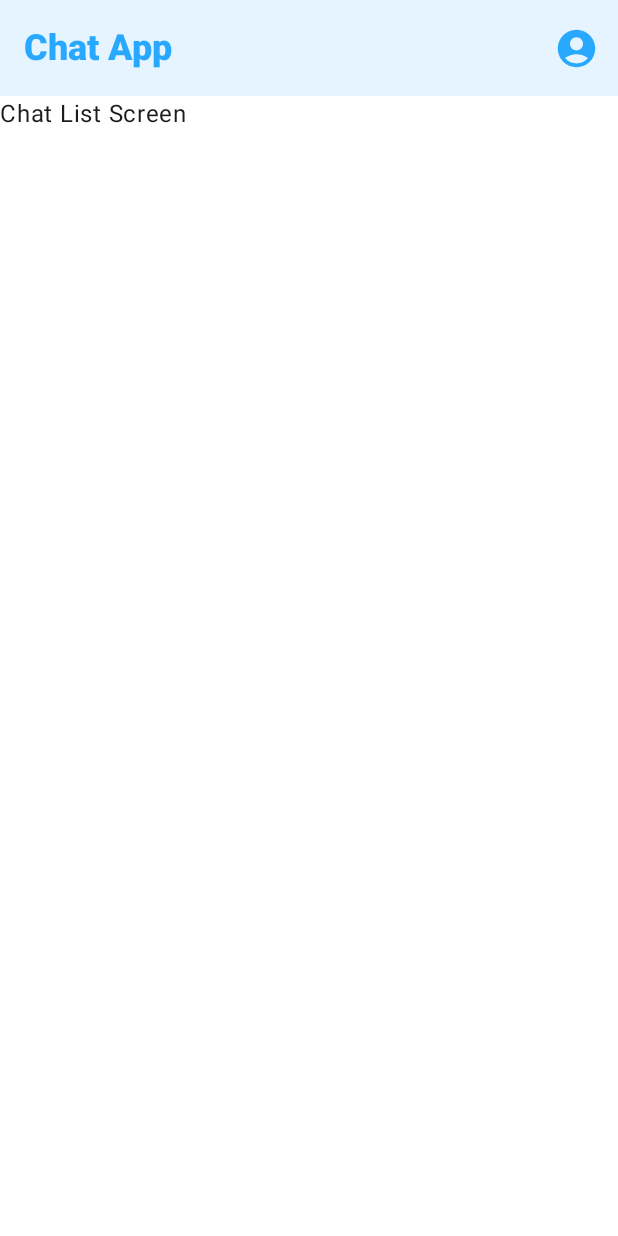
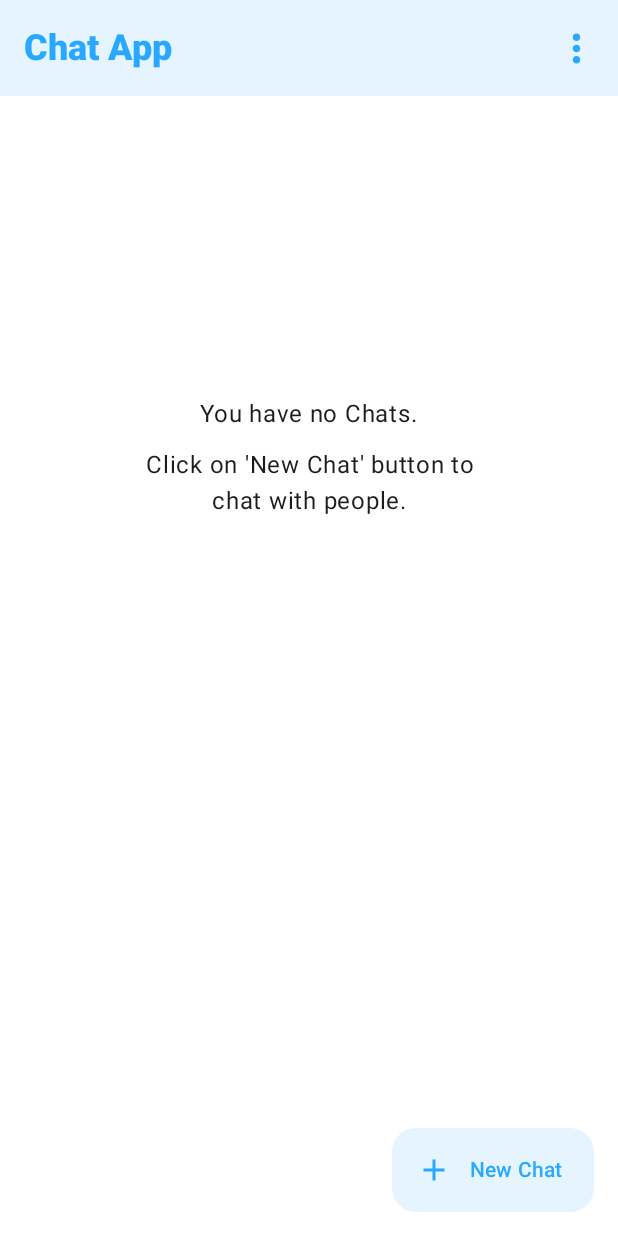
Before and after one commit to ayushpadlekar/Chat_App_Android, an Android app built with Jetpack Compose: the ChatListScreen screen opened through its navigation route, on a phone screen of 412 x 824 dp. Run offline under Robolectric (Android 15) with nearby library versions, the phone set to English and light mode, and no system bars; our stand-ins replace Firebase (no records; nobody signed in at launch, a user with empty details on screens opened directly).

Commit message:
-Authentication Signup now also includes Timestamp for storing user creation time in Firestore. -Added Fab icon in ChatListScreen to navigate to UserSearch Screen. -Added reusable components to 'components' package like- EmailField, PassField, CircularLoading, NewChatFab, NoChatsUi. -Added 'SearchUserScreen' with Material Search-Bar for searching users. -Updated 'Navigation' to include 'newchat' route for 'SearchUserScreen'.

```diff
--- a/app/src/main/java/com/ayushxp/chatapp/ui/Navigation.kt
+++ b/app/src/main/java/com/ayushxp/chatapp/ui/Navigation.kt
@@ -6,6 +6,7 @@ import androidx.navigation.compose.NavHost
 import androidx.navigation.compose.composable
 import com.ayushxp.chatapp.ui.screens.AuthScreen
 import com.ayushxp.chatapp.ui.screens.ChatListScreen
+import com.ayushxp.chatapp.ui.screens.SearchUserScreen
 
 @Composable
 fun Navigation(navController: NavHostController, startDest: String) {
@@ -17,5 +18,8 @@ fun Navigation(navController: NavHostController, startDest: String) {
         composable("chatlist") {
             ChatListScreen(navController)
         }
+        composable("newchat") {
+            SearchUserScreen(navController)
+        }
     }
 }
--- /dev/null
+++ b/app/src/main/java/com/ayushxp/chatapp/ui/components/NewChatFab.kt
@@ -0,0 +1,40 @@
+package com.ayushxp.chatapp.ui.components
+
+import androidx.compose.material.icons.Icons
+import androidx.compose.material.icons.filled.AccountCircle
+import androidx.compose.material.icons.filled.Add
+import androidx.compose.material3.ExtendedFloatingActionButton
+import androidx.compose.material3.FloatingActionButtonDefaults
+import androidx.compose.material3.Icon
+import androidx.compose.material3.MaterialTheme
+import androidx.compose.material3.Text
+import androidx.compose.runtime.Composable
+import androidx.compose.ui.graphics.Color
+import androidx.compose.ui.text.font.FontWeight
+import androidx.compose.ui.unit.dp
+import androidx.navigation.NavHostController
+
+@Composable
+fun NewChatFab(navController: NavHostController) {
+
+    // Colors from MaterialTheme
+    var primaryCol = MaterialTheme.colorScheme.primary
+    var secondaryCol = MaterialTheme.colorScheme.secondary
+    var tertiaryCol = MaterialTheme.colorScheme.tertiary
+
+    ExtendedFloatingActionButton(
+        icon = {
+            Icon(
+                imageVector = Icons.Filled.Add,
+                contentDescription = "New Chat",
+                tint = primaryCol
+            )
+        },
+        text = { Text("New Chat", fontWeight = FontWeight.SemiBold, color = primaryCol) },
+        onClick = { navController.navigate("newchat") },
+        containerColor = secondaryCol,
+        elevation = FloatingActionButtonDefaults.elevation(
+            defaultElevation = 0.dp,
+        )
+    )
+}
--- /dev/null
+++ b/app/src/main/java/com/ayushxp/chatapp/ui/components/NoChatsUi.kt
@@ -0,0 +1,32 @@
+package com.ayushxp.chatapp.ui.components
+
+import androidx.compose.foundation.layout.Column
+import androidx.compose.foundation.layout.PaddingValues
+import androidx.compose.foundation.layout.Spacer
+import androidx.compose.foundation.layout.fillMaxSize
+import androidx.compose.foundation.layout.height
+import androidx.compose.foundation.layout.padding
+import androidx.compose.material3.Text
+import androidx.compose.runtime.Composable
+import androidx.compose.ui.Alignment
+import androidx.compose.ui.Modifier
+import androidx.compose.ui.text.style.TextAlign
+import androidx.compose.ui.unit.dp
+
+@Composable
+fun NoChatsUi(innerPadding: PaddingValues) {
+
+    Column(
+        horizontalAlignment = Alignment.CenterHorizontally,
+        modifier = Modifier
+            .fillMaxSize()
+            .padding(innerPadding)
+            .padding(top = 200.dp)
+    ) {
+        // No Chats UI
+        Text("You have no Chats.")
+        Spacer(modifier = Modifier.height(10.dp))
+        Text("Click on 'New Chat' button to\nchat with people.",
+            textAlign = TextAlign.Center)
+    }
+}
--- a/app/src/main/java/com/ayushxp/chatapp/ui/screens/ChatListScreen.kt
+++ b/app/src/main/java/com/ayushxp/chatapp/ui/screens/ChatListScreen.kt
@@ -1,11 +1,8 @@
 package com.ayushxp.chatapp.ui.screens
 
-import androidx.compose.foundation.layout.Column
-import androidx.compose.foundation.layout.fillMaxSize
-import androidx.compose.foundation.layout.padding
 import androidx.compose.foundation.layout.size
 import androidx.compose.material.icons.Icons
-import androidx.compose.material.icons.filled.AccountCircle
+import androidx.compose.material.icons.filled.MoreVert
 import androidx.compose.material3.ExperimentalMaterial3Api
 import androidx.compose.material3.Icon
 import androidx.compose.material3.IconButton
@@ -23,6 +20,8 @@ import androidx.compose.ui.unit.dp
 import androidx.compose.ui.unit.sp
 import androidx.navigation.NavHostController
 import androidx.navigation.compose.rememberNavController
+import com.ayushxp.chatapp.ui.components.NewChatFab
+import com.ayushxp.chatapp.ui.components.NoChatsUi
 import com.ayushxp.chatapp.ui.theme.ChatAppTheme
 
 @OptIn(ExperimentalMaterial3Api::class)
@@ -53,23 +52,19 @@ fun ChatListScreen(navController: NavHostController) {
                             onClick = {  }
                         ) {
                             Icon(
-                                imageVector = Icons.Filled.AccountCircle,
+                                imageVector = Icons.Filled.MoreVert,
                                 tint = primaryCol,
                                 modifier = Modifier.size(30.dp),
-                                contentDescription = "Account"
+                                contentDescription = "More"
                             )
                         }
                     },
                 colors = TopAppBarDefaults.topAppBarColors(containerColor = secondaryCol)
             )
-        }
+        },
+        floatingActionButton = { NewChatFab(navController) }
     ) {
-        Column(modifier = Modifier
-            .fillMaxSize()
-            .padding(it)
-        ) {
-            Text("Chat List Screen")
-        }
+        NoChatsUi(it)
     }
 }
 
--- a/app/src/main/java/com/ayushxp/chatapp/viewmodel/AuthViewModel.kt
+++ b/app/src/main/java/com/ayushxp/chatapp/viewmodel/AuthViewModel.kt
@@ -2,6 +2,7 @@ package com.ayushxp.chatapp.viewmodel
 
 import androidx.lifecycle.ViewModel
 import com.ayushxp.chatapp.data.repository.AuthRepository
+import com.google.firebase.Timestamp
 import kotlinx.coroutines.flow.MutableStateFlow
 import kotlinx.coroutines.flow.StateFlow
 
@@ -32,10 +33,10 @@ class AuthViewModel: ViewModel() {
     }
 
     // Signup function
-    fun signup(email: String, pass: String, username: String) {
+    fun signup(email: String, pass: String, username: String, timestamp: Timestamp) {
         _authLoading.value = true
 
-        authRepo.registerUser(email, pass, username) { success, error ->
+        authRepo.registerUser(email, pass, username, timestamp) { success, error ->
             _authLoading.value = false
             _authSuccess.value = success
             _authError.value = error
--- /dev/null
+++ b/app/src/main/java/com/ayushxp/chatapp/viewmodel/ChatListViewModel.kt
@@ -0,0 +1 @@
+package com.ayushxp.chatapp.viewmodel
```
Also changed, not shown: app/src/main/java/com/ayushxp/chatapp/data/repository/AuthRepository.kt (+5 -2 lines), app/src/main/java/com/ayushxp/chatapp/ui/components/CircularLoading.kt (added, +21 -0 lines), app/src/main/java/com/ayushxp/chatapp/ui/components/EmailField.kt (added, +33 -0 lines), app/src/main/java/com/ayushxp/chatapp/ui/components/PassField.kt (added, +64 -0 lines), app/src/main/java/com/ayushxp/chatapp/ui/screens/AuthScreen.kt (+10 -90 lines), app/src/main/java/com/ayushxp/chatapp/ui/screens/SearchUserScreen.kt (added, +127 -0 lines).
